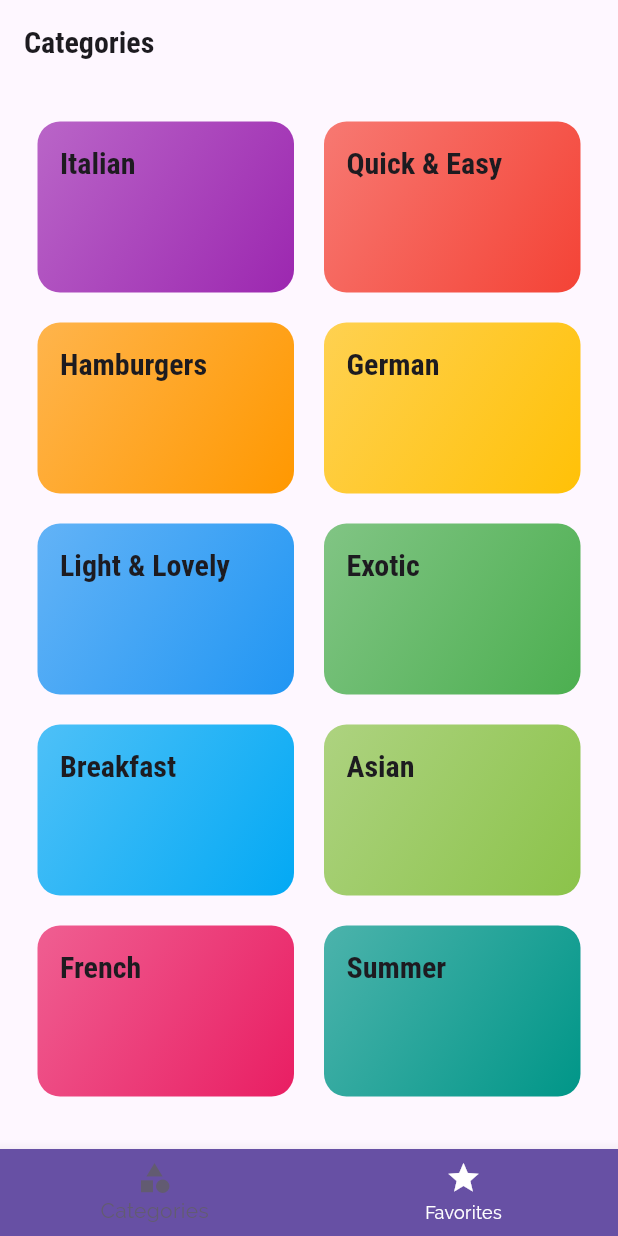
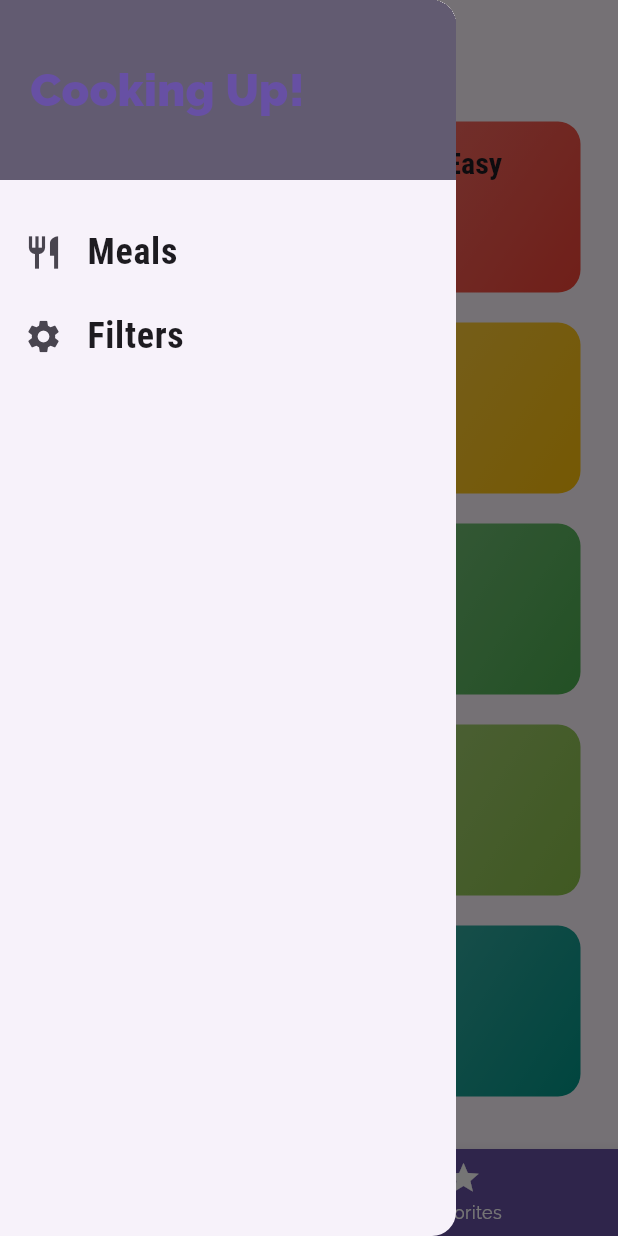
Before and after one commit to kmayatwal/meals_app, a Flutter app: the screen it shows after launch, with the side drawer open (before the commit the screen has no drawer), on a phone screen of 412 x 824 dp. Run offline on Flutter 3.47's test engine with Material 3 defaults, Android fonts, the phone set to English and light mode, and no system bars.

Commit message:
drwaer added

```diff
--- a/lib/screens/tabs_screen.dart
+++ b/lib/screens/tabs_screen.dart
@@ -1,5 +1,6 @@
 import 'package:flutter/material.dart';
 
+import '../widgets/main_drawer.dart';
 import './favorites.screen.dart';
 import './category_screen.dart';
 
@@ -35,6 +36,7 @@ class _TabsScreenState extends State<TabsScreen> {
       appBar: AppBar(
         title: Text(_pages[_selectedPageIndex]['title']),
       ),
+      drawer: MainDrawer(),
       body: _pages[_selectedPageIndex]['page'],
       bottomNavigationBar: BottomNavigationBar(
         onTap: _selectPage,
--- /dev/null
+++ b/lib/widgets/main_drawer.dart
@@ -0,0 +1,52 @@
+import 'package:flutter/material.dart';
+
+class MainDrawer extends StatelessWidget {
+  // const MainDrawer({ Key? key }) : super(key: key);
+
+  Widget buildListTile(String title, IconData icon) {
+    return ListTile(
+      leading: Icon(
+        icon,
+        size: 26,
+      ),
+      title: Text(
+        title,
+        style: TextStyle(
+          fontFamily: 'RobotoCondensed',
+          fontSize: 24,
+          fontWeight: FontWeight.bold,
+        ),
+      ),
+      onTap: () {},
+    );
+  }
+
+  @override
+  Widget build(BuildContext context) {
+    return Drawer(
+        child: Column(
+      children: <Widget>[
+        Container(
+          height: 120,
+          width: double.infinity,
+          padding: EdgeInsets.all(20),
+          alignment: Alignment.centerLeft,
+          color: Theme.of(context).accentColor,
+          child: Text(
+            'Cooking Up!',
+            style: TextStyle(
+              fontWeight: FontWeight.w900,
+              fontSize: 30,
+              color: Theme.of(context).primaryColor,
+            ),
+          ),
+        ),
+        SizedBox(
+          height: 20,
+        ),
+        buildListTile('Meals', Icons.restaurant),
+        buildListTile('Filters', Icons.settings),
+      ],
+    ));
+  }
+}
```
